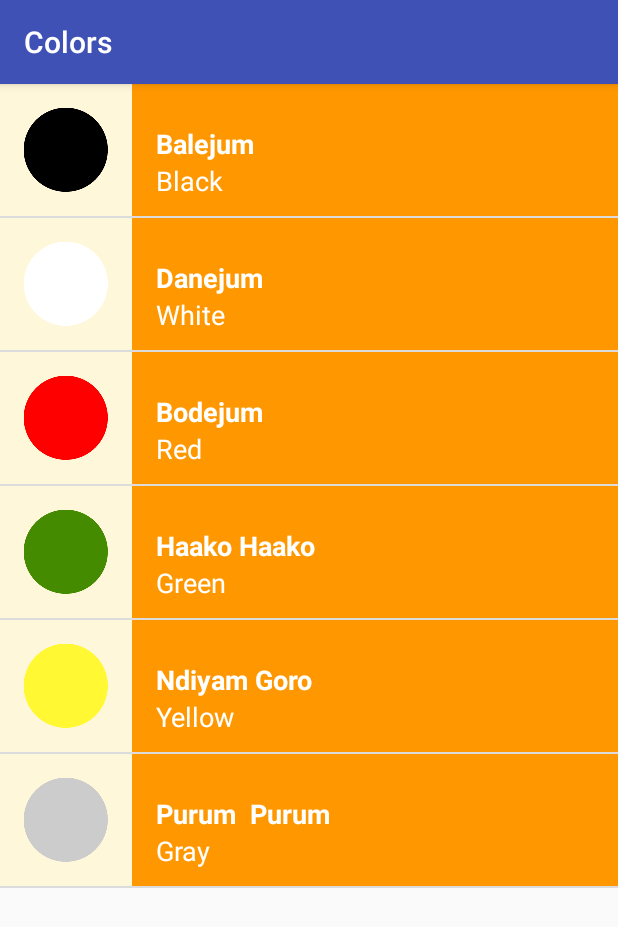
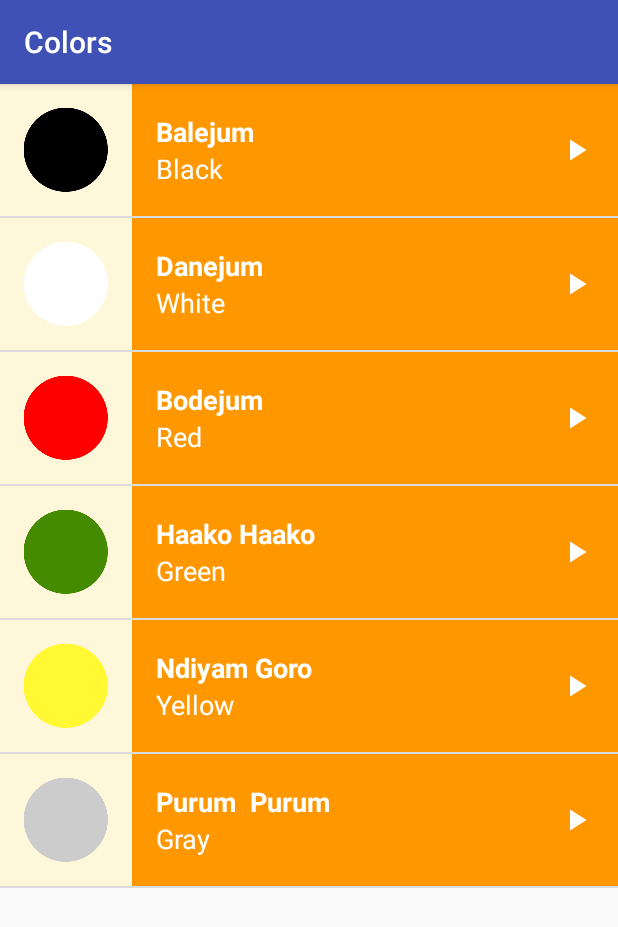
Before and after one commit to Mf4z/Fulfulde, an Android app: the ColorsActivity screen opened directly, with no data from a screen before it, on a phone screen of 412 x 824 dp. Shown: the top 927 px of the screen. Run offline under Robolectric (Android 15) with nearby library versions, the phone set to English and light mode, and no system bars.

Commit message:
Add play icon on item list for finishing

```diff
--- /dev/null
+++ b/app/src/main/res/drawable/ic_play_arrow_black_24dp.xml
@@ -0,0 +1,5 @@
+<vector android:height="24dp" android:tint="#FFFFFF"
+    android:viewportHeight="24.0" android:viewportWidth="24.0"
+    android:width="24dp" xmlns:android="http://schemas.android.com/apk/res/android">
+    <path android:fillColor="#FF000000" android:pathData="M8,5v14l11,-7z"/>
+</vector>
--- a/app/src/main/res/layout/list_item.xml
+++ b/app/src/main/res/layout/list_item.xml
@@ -1,11 +1,9 @@
 <?xml version="1.0" encoding="utf-8"?>
-<LinearLayout xmlns:android="http://schemas.android.com/apk/res/android"
+<RelativeLayout xmlns:android="http://schemas.android.com/apk/res/android"
     xmlns:tools="http://schemas.android.com/tools"
     android:layout_width="match_parent"
-    android:layout_height="wrap_content"
-    android:minHeight="@dimen/list_item_height"
-    android:orientation="horizontal"
-    >
+    android:layout_height="@dimen/list_item_height"
+    android:minHeight="@dimen/list_item_height">
 
 
     <ImageView
@@ -14,35 +12,48 @@
         android:layout_height="@dimen/list_item_height"
         android:background="@color/tan_background" />
 
-    <LinearLayout
+    <RelativeLayout
+        android:id="@+id/text_container"
         android:layout_width="match_parent"
-        android:layout_height="match_parent"
-        android:orientation="vertical"
-        android:paddingLeft="16dp"
-        android:id="@+id/text_container">
+        android:layout_height="@dimen/list_item_height"
+        android:layout_alignParentTop="true"
+        android:layout_alignParentRight="true"
+        android:layout_alignParentBottom="true"
+        android:layout_toRightOf="@id/image_iv"
+        android:paddingLeft="16dp">
 
         <TextView
             android:id="@+id/fulfulde_tv"
-            android:layout_width="wrap_content"
-            android:layout_height="0dp"
+            android:layout_width="match_parent"
+            android:layout_height="44dp"
             android:layout_weight="1"
-            android:layout_marginTop="16dp"
             android:gravity="bottom"
             android:textAppearance="?android:textAppearanceMedium"
+            android:textStyle="bold"
             android:textColor="@android:color/white"
-            android:textStyle="bold"
             tools:text="Go'o" />
 
         <TextView
             android:id="@+id/default_tv"
-            android:layout_width="wrap_content"
-            android:layout_height="0dp"
+            android:layout_width="match_parent"
+            android:layout_height="44dp"
+            android:layout_below="@id/fulfulde_tv"
             android:layout_weight="1"
+            android:gravity="top"
             android:textAppearance="?android:textAppearanceMedium"
             android:textColor="@android:color/white"
             tools:text="One" />
 
-    </LinearLayout>
+
+        <ImageView
+            android:layout_width="24dp"
+            android:layout_height="24dp"
+            android:layout_alignParentRight="true"
+            android:layout_centerVertical="true"
+            android:layout_marginRight="16dp"
+            android:src="@drawable/ic_play_arrow_black_24dp" />
+
+    </RelativeLayout>
 
 
-</LinearLayout>
+</RelativeLayout>
```
